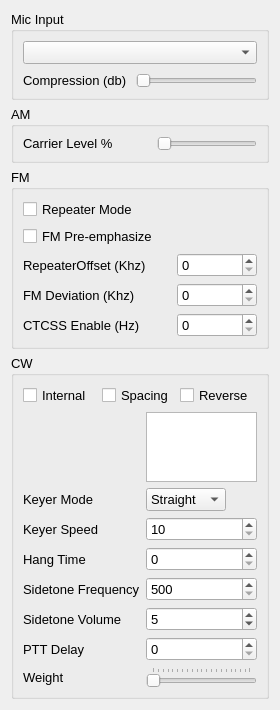
The window that Source/src/UI/tx_settings_dialog.ui (zl2brg/cudaSDR) describes before a commit, drawn with Qt 5.
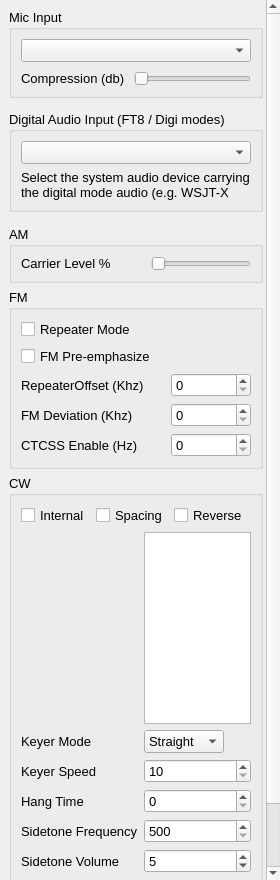
The same window after the commit.

Commit message: TX settings dialog: digital audio input + layout fixes

What changed in the file:
```diff
--- a/Source/src/UI/tx_settings_dialog.ui
+++ b/Source/src/UI/tx_settings_dialog.ui
@@ -7,7 +7,7 @@
     <x>0</x>
     <y>0</y>
     <width>280</width>
-    <height>702</height>
+    <height>880</height>
    </rect>
   </property>
   <property name="sizePolicy">
@@ -19,7 +19,7 @@
   <property name="maximumSize">
    <size>
     <width>16777215</width>
-    <height>747</height>
+    <height>16777215</height>
    </size>
   </property>
   <property name="font">
@@ -31,8 +31,32 @@
    <string>Dialog</string>
   </property>
   <layout class="QVBoxLayout" name="verticalLayout_5">
+   <property name="margin">
+    <number>0</number>
+   </property>
    <item>
-    <widget class="QGroupBox" name="groupBox">
+    <widget class="QScrollArea" name="scrollArea">
+     <property name="frameShape">
+      <enum>QFrame::NoFrame</enum>
+     </property>
+     <property name="horizontalScrollBarPolicy">
+      <enum>Qt::ScrollBarAlwaysOff</enum>
+     </property>
+     <property name="widgetResizable">
+      <bool>true</bool>
+     </property>
+     <widget class="QWidget" name="scrollContents">
+      <property name="geometry">
+       <rect>
+        <x>0</x>
+        <y>0</y>
+        <width>278</width>
+        <height>920</height>
+       </rect>
+      </property>
+      <layout class="QVBoxLayout" name="verticalLayoutScroll">
+       <item>
+        <widget class="QGroupBox" name="groupBox">
      <property name="sizePolicy">
       <sizepolicy hsizetype="Preferred" vsizetype="Fixed">
        <horstretch>0</horstretch>
@@ -94,6 +118,34 @@
      </layout>
     </widget>
    </item>
+   <item>
+    <widget class="QGroupBox" name="groupBoxDigitalAudio">
+     <property name="sizePolicy">
+      <sizepolicy hsizetype="Preferred" vsizetype="Fixed">
+       <horstretch>0</horstretch>
+       <verstretch>0</verstretch>
+      </sizepolicy>
+     </property>
+     <property name="title">
+      <string>Digital Audio Input (FT8 / Digi modes)</string>
+     </property>
+     <layout class="QVBoxLayout" name="verticalLayoutDigital">
+      <item>
+       <widget class="QComboBox" name="digitalAudioDevList"/>
+      </item>
+      <item>
+       <widget class="QLabel" name="labelDigitalInfo">
+        <property name="text">
+         <string>Select the system audio device carrying the digital mode audio (e.g. WSJT-X virtual cable).</string>
+        </property>
+        <property name="wordWrap">
+         <bool>true</bool>
+        </property>
+       </widget>
+      </item>
+     </layout>
+    </widget>
+   </item>
    <item>
     <widget class="QGroupBox" name="groupBox_3">
      <property name="sizePolicy">
@@ -165,8 +217,9 @@
      <property name="flat">
       <bool>false</bool>
      </property>
-     <layout class="QGridLayout" name="gridLayout">
-      <item row="0" column="0" colspan="2">
+     <layout class="QGridLayout" name="gridLayout">      <property name="verticalSpacing">
+       <number>6</number>
+      </property>      <item row="0" column="0" colspan="2">
        <layout class="QVBoxLayout" name="verticalLayout">
         <item>
          <widget class="QCheckBox" name="repeaterMode">
@@ -468,6 +521,10 @@
        <widget class="QListView" name="listView"/>
       </item>
      </layout>
+    </widget>
+      </item>
+      </layout>
+     </widget>
     </widget>
    </item>
   </layout>
```
The commit also changes 12 other files.
